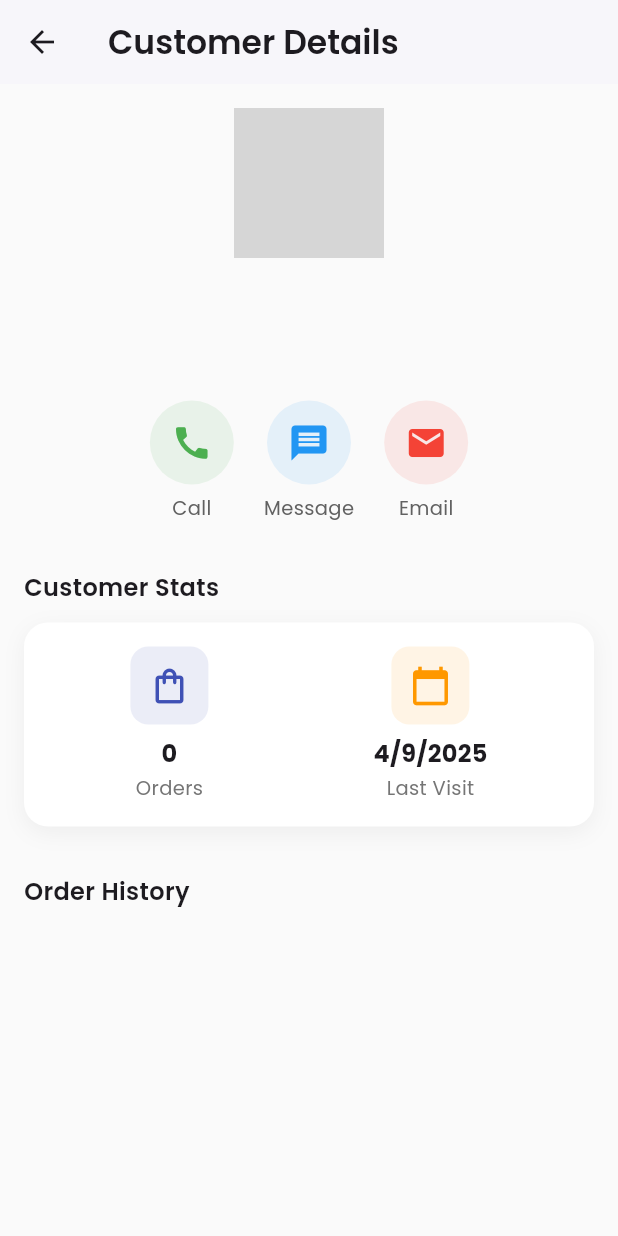
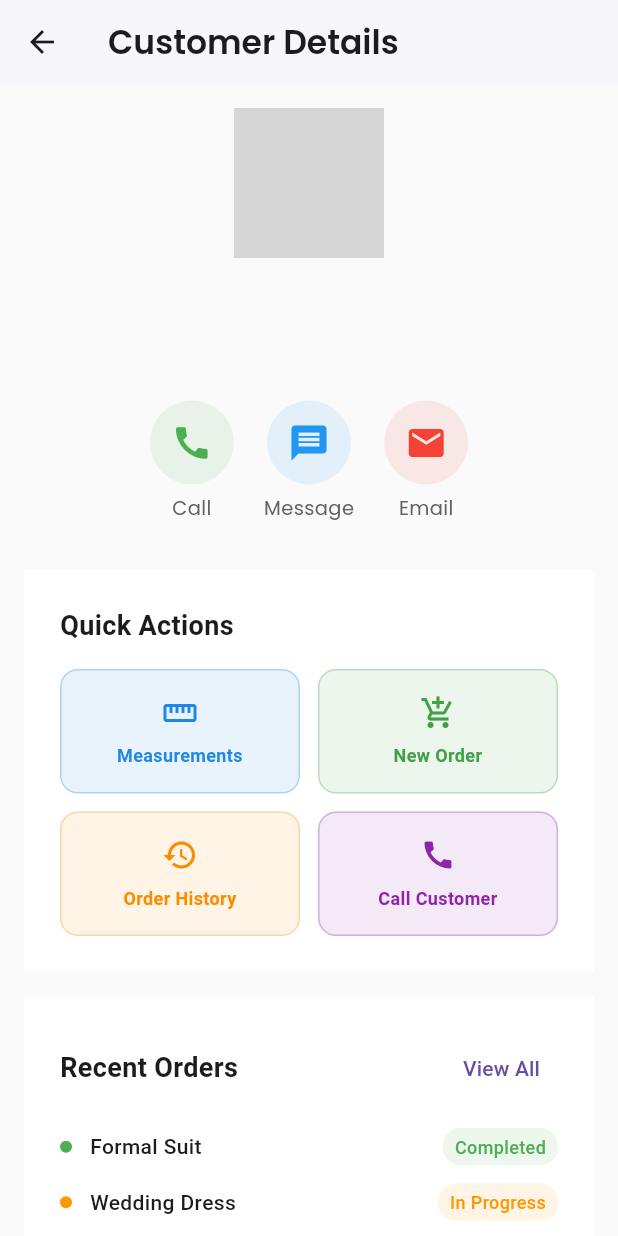
Before and after one commit to Equinox07/notdlebusiness, a Flutter app: the CustomerDetailScreen screen opened directly with empty values, on a phone screen of 412 x 824 dp. Run offline on Flutter 3.47's test engine with Material 3 defaults, Android fonts, the phone set to English and light mode, and no system bars; our stand-ins replace google_fonts, image_picker, sqflite; accounts and stored records are empty; network calls fail; grey boxes are pictures that could not be loaded.

Commit message:
updated customer details

```diff
--- a/lib/pages/screens/customer_details_screen.dart
+++ b/lib/pages/screens/customer_details_screen.dart
@@ -126,125 +126,250 @@ class CustomerDetailScreen extends StatelessWidget {
             const SizedBox(height: 32),
 
             // 📊 Customer Stats
-            Text(
-              "Customer Stats",
-              style: GoogleFonts.poppins(
-                fontSize: isTablet ? 18 : 16,
-                fontWeight: FontWeight.w600,
+            // Text(
+            //   "Customer Stats",
+            //   style: GoogleFonts.poppins(
+            //     fontSize: isTablet ? 18 : 16,
+            //     fontWeight: FontWeight.w600,
+            //   ),
+            // ),
+            // const SizedBox(height: 12),
+            // Container(
+            //   padding: const EdgeInsets.all(16),
+            //   decoration: BoxDecoration(
+            //     color: Colors.white,
+            //     borderRadius: BorderRadius.circular(16),
+            //     boxShadow: [
+            //       BoxShadow(
+            //         color: Colors.black.withOpacity(0.05),
+            //         blurRadius: 12,
+            //         offset: const Offset(0, 4),
+            //       ),
+            //     ],
+            //   ),
+            //   child: Row(
+            //     mainAxisAlignment: MainAxisAlignment.spaceAround,
+            //     children: [
+            //       _StatTile(
+            //         label: "Orders",
+            //         value: customer.orders.toString(),
+            //         icon: Icons.shopping_bag_outlined,
+            //         color: Colors.indigo,
+            //       ),
+            //       _StatTile(
+            //         label: "Last Visit",
+            //         value:
+            //             "${customer.lastVisit.day}/${customer.lastVisit.month}/${customer.lastVisit.year}",
+            //         icon: Icons.calendar_today,
+            //         color: Colors.orange,
+            //       ),
+            //     ],
+            //   ),
+            // ),
+            Container(
+              color: Colors.white,
+              width: double.infinity,
+              padding: const EdgeInsets.all(24),
+              child: Column(
+                crossAxisAlignment: CrossAxisAlignment.start,
+                children: [
+                  const Text(
+                    'Quick Actions',
+                    style: TextStyle(fontSize: 18, fontWeight: FontWeight.bold),
+                  ),
+                  const SizedBox(height: 16),
+                  Row(
+                    children: [
+                      Expanded(
+                        child: _buildActionButton(
+                          icon: Icons.straighten,
+                          label: 'Measurements',
+                          color: Colors.blue.shade600,
+                          onTap: () => {},
+                          // AppNavigator.toMeasurement(customer: customer),
                         ),
                       ),
-            const SizedBox(height: 12),
-            Container(
-              padding: const EdgeInsets.all(16),
-              decoration: BoxDecoration(
-                color: Colors.white,
-                borderRadius: BorderRadius.circular(16),
-                boxShadow: [
-                  BoxShadow(
-                    color: Colors.black.withOpacity(0.05),
-                    blurRadius: 12,
-                    offset: const Offset(0, 4),
+                      const SizedBox(width: 12),
+                      Expanded(
+                        child: _buildActionButton(
+                          icon: Icons.add_shopping_cart,
+                          label: 'New Order',
+                          color: Colors.green.shade600,
+                          onTap: () => {},
+                          // AppNavigator.toOrders(),
+                        ),
                       ),
                     ],
                   ),
-              child: Row(
-                mainAxisAlignment: MainAxisAlignment.spaceAround,
+                  const SizedBox(height: 12),
+                  Row(
                     children: [
-                  _StatTile(
-                    label: "Orders",
-                    value: customer.orders.toString(),
-                    icon: Icons.shopping_bag_outlined,
-                    color: Colors.indigo,
+                      Expanded(
+                        child: _buildActionButton(
+                          icon: Icons.history,
+                          label: 'Order History',
+                          color: Colors.orange.shade600,
+                          onTap: () => {},
+                          // AppNavigator.toOrders(),
                         ),
-                  _StatTile(
-                    label: "Last Visit",
-                    value:
-                        "${customer.lastVisit.day}/${customer.lastVisit.month}/${customer.lastVisit.year}",
-                    icon: Icons.calendar_today,
-                    color: Colors.orange,
+                      ),
+                      const SizedBox(width: 12),
+                      Expanded(
+                        child: _buildActionButton(
+                          icon: Icons.call,
+                          label: 'Call Customer',
+                          color: Colors.purple.shade600,
+                          onTap: () {
+                            // TODO: Implement phone call
+                          },
+                        ),
+                      ),
+                    ],
                   ),
                 ],
               ),
             ),
 
-            const SizedBox(height: 32),
+            // 📦 Order History
+            const SizedBox(height: 16),
 
-            // 📦 Order History
-            Text(
-              "Order History",
-              style: GoogleFonts.poppins(
-                fontSize: isTablet ? 18 : 16,
-                fontWeight: FontWeight.w600,
+            // Recent Orders
+            Container(
+              color: Colors.white,
+              width: double.infinity,
+              padding: const EdgeInsets.all(24),
+              child: Column(
+                crossAxisAlignment: CrossAxisAlignment.start,
+                children: [
+                  Row(
+                    mainAxisAlignment: MainAxisAlignment.spaceBetween,
+                    children: [
+                      const Text(
+                        'Recent Orders',
+                        style: TextStyle(
+                          fontSize: 18,
+                          fontWeight: FontWeight.bold,
                         ),
                       ),
-            const SizedBox(height: 12),
-            ListView.separated(
-              itemCount: customer.orders,
-              shrinkWrap: true,
-              physics: const NeverScrollableScrollPhysics(),
-              separatorBuilder: (_, __) => const SizedBox(height: 12),
-              itemBuilder: (context, index) {
-                return Container(
-                  padding: const EdgeInsets.all(16),
-                  decoration: BoxDecoration(
-                    color: Colors.white,
-                    borderRadius: BorderRadius.circular(12),
-                    boxShadow: [
-                      BoxShadow(
-                        color: Colors.black.withOpacity(0.05),
-                        blurRadius: 10,
-                        offset: const Offset(0, 4),
+                      TextButton(
+                        onPressed: () => {},
+                        // AppNavigator.toOrders(),
+                        child: const Text('View All'),
                       ),
                     ],
                   ),
-                  child: Row(
-                    children: [
-                      Container(
-                        padding: const EdgeInsets.all(12),
-                        decoration: BoxDecoration(
-                          color: Colors.indigo.shade50,
-                          borderRadius: BorderRadius.circular(12),
+                  const SizedBox(height: 16),
+                  _buildOrderItem('Formal Suit', 'Completed', Colors.green),
+                  _buildOrderItem(
+                    'Wedding Dress',
+                    'In Progress',
+                    Colors.orange,
                   ),
-                        child: const Icon(
-                          Icons.receipt_long,
-                          color: Colors.indigo,
-                        ),
-                      ),
-                      const SizedBox(width: 16),
-                      Expanded(
-                        child: Column(
-                          crossAxisAlignment: CrossAxisAlignment.start,
-                          children: [
-                            Text(
-                              "Order #${index + 1}",
-                              style: GoogleFonts.poppins(
-                                fontSize: 15,
-                                fontWeight: FontWeight.w600,
-                              ),
-                            ),
-                            const SizedBox(height: 4),
-                            Text(
-                              "Placed on ${customer.lastVisit.day}/${customer.lastVisit.month}/${customer.lastVisit.year}",
-                              style: GoogleFonts.poppins(
-                                fontSize: 13,
-                                color: Colors.grey.shade600,
-                              ),
-                            ),
+                  _buildOrderItem('Casual Shirt', 'Pending', Colors.blue),
                 ],
               ),
             ),
-                      const Icon(Icons.chevron_right, color: Colors.grey),
-                    ],
-                  ),
-                );
-              },
-            ),
+            // ListView.separated(
+            //   itemCount: customer.orders,
+            //   shrinkWrap: true,
+            //   physics: const NeverScrollableScrollPhysics(),
+            //   separatorBuilder: (_, __) => const SizedBox(height: 12),
+            //   itemBuilder: (context, index) {
+            //     return Container(
+            //       padding: const EdgeInsets.all(16),
+            //       decoration: BoxDecoration(
+            //         color: Colors.white,
+            //         borderRadius: BorderRadius.circular(12),
+            //         boxShadow: [
+            //           BoxShadow(
+            //             color: Colors.black.withOpacity(0.05),
+            //             blurRadius: 10,
+            //             offset: const Offset(0, 4),
+            //           ),
+            //         ],
+            //       ),
+            //       child: Row(
+            //         children: [
+            //           Container(
+            //             padding: const EdgeInsets.all(12),
+            //             decoration: BoxDecoration(
+            //               color: Colors.indigo.shade50,
+            //               borderRadius: BorderRadius.circular(12),
+            //             ),
+            //             child: const Icon(
+            //               Icons.receipt_long,
+            //               color: Colors.indigo,
+            //             ),
+            //           ),
+            //           const SizedBox(width: 16),
+            //           Expanded(
+            //             child: Column(
+            //               crossAxisAlignment: CrossAxisAlignment.start,
+            //               children: [
+            //                 Text(
+            //                   "Order #${index + 1}",
+            //                   style: GoogleFonts.poppins(
+            //                     fontSize: 15,
+            //                     fontWeight: FontWeight.w600,
+            //                   ),
+            //                 ),
+            //                 const SizedBox(height: 4),
+            //                 Text(
+            //                   "Placed on ${customer.lastVisit.day}/${customer.lastVisit.month}/${customer.lastVisit.year}",
+            //                   style: GoogleFonts.poppins(
+            //                     fontSize: 13,
+            //                     color: Colors.grey.shade600,
+            //                   ),
+            //                 ),
+            //               ],
+            //             ),
+            //           ),
+            //           const Icon(Icons.chevron_right, color: Colors.grey),
+            //         ],
+            //       ),
+            //     );
+            //   },
+            // ),
             const SizedBox(height: 40),
           ],
         ),
       ),
     );
   }
+}
+
+Widget _buildActionButton({
+  required IconData icon,
+  required String label,
+  required Color color,
+  required VoidCallback onTap,
+}) {
+  return GestureDetector(
+    onTap: onTap,
+    child: Container(
+      padding: const EdgeInsets.all(16),
+      decoration: BoxDecoration(
+        color: color.withValues(alpha: 0.1),
+        borderRadius: BorderRadius.circular(12),
+        border: Border.all(color: color.withValues(alpha: 0.3)),
+      ),
+      child: Column(
+        children: [
+          Icon(icon, color: color, size: 24),
+          const SizedBox(height: 8),
+          Text(
+            label,
+            style: TextStyle(
+              color: color,
+              fontWeight: FontWeight.w600,
+              fontSize: 12,
+            ),
+            textAlign: TextAlign.center,
+          ),
+        ],
+      ),
+    ),
+  );
 }
 
 // 🔹 Contact Action Button
@@ -328,3 +453,43 @@ class _StatTile extends StatelessWidget {
     );
   }
 }
+
+Widget _buildOrderItem(String title, String status, Color statusColor) {
+  return Padding(
+    padding: const EdgeInsets.only(bottom: 12),
+    child: Row(
+      children: [
+        Container(
+          width: 8,
+          height: 8,
+          decoration: BoxDecoration(
+            color: statusColor,
+            borderRadius: BorderRadius.circular(4),
+          ),
+        ),
+        const SizedBox(width: 12),
+        Expanded(
+          child: Text(
+            title,
+            style: const TextStyle(fontWeight: FontWeight.w500),
+          ),
+        ),
+        Container(
+          padding: const EdgeInsets.symmetric(horizontal: 8, vertical: 4),
+          decoration: BoxDecoration(
+            color: statusColor.withValues(alpha: 0.1),
+            borderRadius: BorderRadius.circular(12),
+          ),
+          child: Text(
+            status,
+            style: TextStyle(
+              color: statusColor,
+              fontSize: 12,
+              fontWeight: FontWeight.w500,
+            ),
+          ),
+        ),
+      ],
+    ),
+  );
+}
```
Also changed, not shown: lib/db/database_helper.dart (+46 -26 lines), lib/models/measurement.dart (+64 -21 lines). Lines whose indentation alone changed are shown as unchanged.
